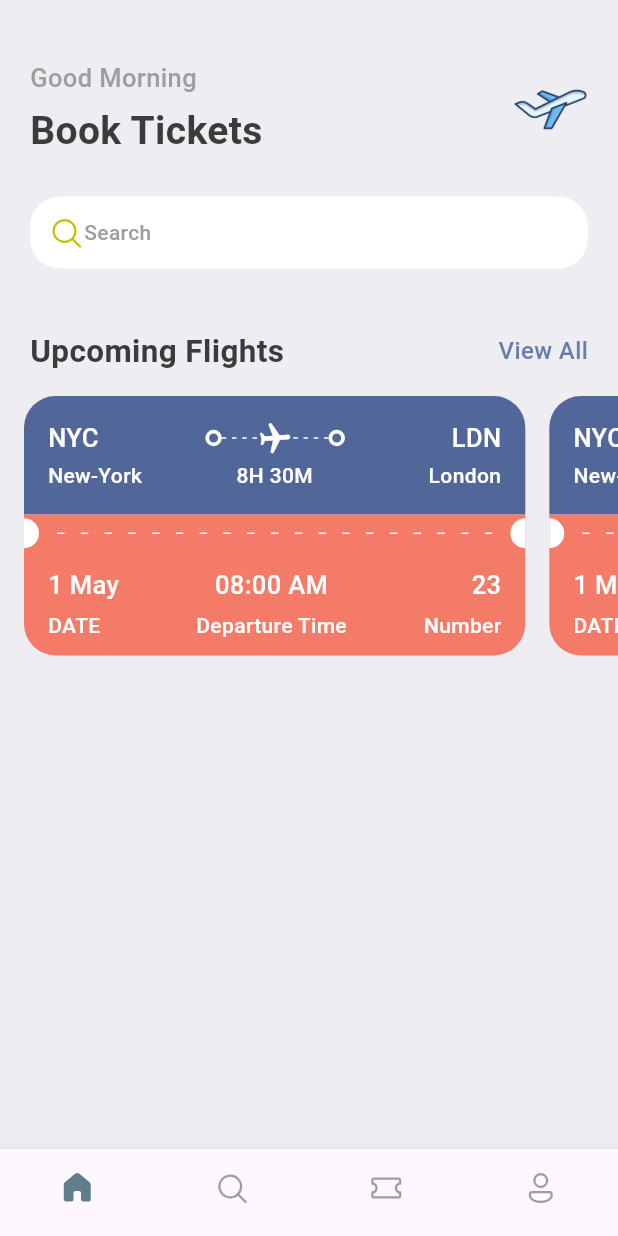
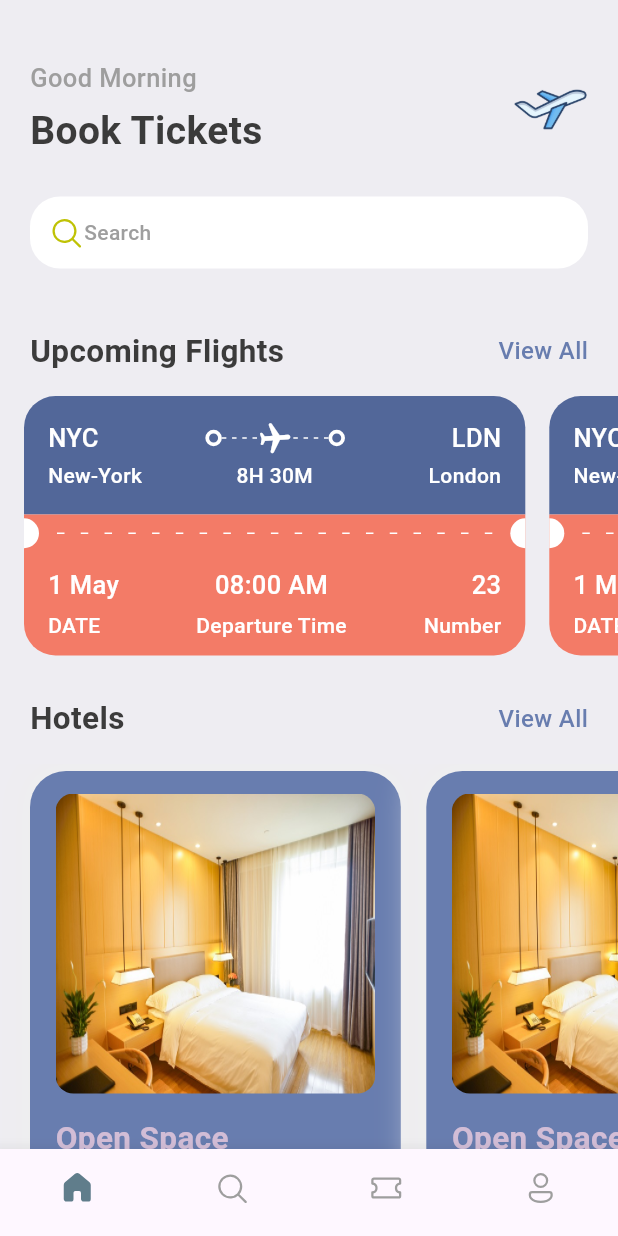
Before and after one commit to gsachdeva/TicketBookingProject, a Flutter app: the screen it shows after launch, on a phone screen of 412 x 824 dp. Run offline on Flutter 3.47's test engine with Material 3 defaults, Android fonts, the phone set to English and light mode, and no system bars; our stand-ins replace fluentui_icons, gap.

Commit message:
Add horizontal scroll layouts

```diff
--- a/lib/screens/home_screen.dart
+++ b/lib/screens/home_screen.dart
@@ -1,6 +1,7 @@
 import 'package:fluentui_icons/fluentui_icons.dart';
 import 'package:flutter/material.dart';
 import 'package:gap/gap.dart';
+import 'package:ticket_project/screens/hotel_screen.dart';
 import 'package:ticket_project/screens/ticket_view.dart';
 import 'package:ticket_project/utils/app_styles.dart';
 
@@ -90,7 +91,34 @@ class HomeScreen extends StatelessWidget {
                 TicketView(),
               ],
             ),
-          )
+          ),
+          Container(
+            padding: const EdgeInsets.symmetric(horizontal: 20),
+            child: Row(
+              mainAxisAlignment: MainAxisAlignment.spaceBetween,
+              children: [
+                Text("Hotels",style: Styles.headingStyle2,),
+                InkWell(
+                    onTap: () {
+                      print("You are tapped");
+                    },
+                    child: Text("View All",style: Styles.textStyle.copyWith(color: Styles.colorPrimary),)
+                )
+              ],
+            ),
+          ),
+          Gap(15),
+          const SingleChildScrollView(
+            scrollDirection: Axis.horizontal,
+            padding: const EdgeInsets.only(left: 20),
+            child:Row(
+              children: [
+                HotelScreen(),
+                HotelScreen(),
+                HotelScreen(),
+              ],
+            ),
+          ),
         ],
       ),
     );
--- /dev/null
+++ b/lib/screens/hotel_screen.dart
@@ -0,0 +1,59 @@
+import 'package:flutter/cupertino.dart';
+import 'package:flutter/material.dart';
+import 'package:gap/gap.dart';
+import 'package:ticket_project/utils/app_layout.dart';
+import 'package:ticket_project/utils/app_styles.dart';
+
+class HotelScreen extends StatelessWidget {
+  const HotelScreen({super.key});
+
+  @override
+  Widget build(BuildContext context) {
+    final size=AppLayout.getSize(context);
+    return Container(
+      width: size.width*0.6,
+      height: 350,
+      margin: EdgeInsets.only(right: 17,top: 5),
+      padding: EdgeInsets.symmetric(vertical: 15,horizontal: 17),
+      decoration: BoxDecoration(
+        color: Styles.colorPrimary,
+        borderRadius: BorderRadius.circular(24),
+        boxShadow:[
+          BoxShadow(
+            blurRadius: 20,
+            spreadRadius: 5,
+            color: Colors.grey.shade200,
+          )
+        ]
+      ),
+      child: Column(
+        crossAxisAlignment: CrossAxisAlignment.start,
+        children: [
+            Container(
+              height: 200,
+              decoration: BoxDecoration(
+                borderRadius: BorderRadius.circular(12),
+                color: Styles.colorPrimary,
+                image: const DecorationImage(
+                    fit:BoxFit.fill,
+                    image: AssetImage("assets/images/one.jpg")
+                ),
+              ),
+            ),
+            Gap(15),
+            Text("Open Space",
+            style: Styles.headingStyle2.copyWith(color: Styles.kakiColor),
+            ),
+            Gap(5),
+            Text("London",
+            style: Styles.headingStyle3.copyWith(color: Colors.white),
+            ),
+            Gap(8),
+            Text("\$40/Night",
+            style: Styles.headingStyle.copyWith(color: Styles.kakiColor),
+          ),
+        ],
+      ),
+    );
+  }
+}
--- a/lib/utils/app_styles.dart
+++ b/lib/utils/app_styles.dart
@@ -5,6 +5,7 @@ class Styles{
   static Color textColor=const Color(0xFF3b3b3b);
   static Color bgColor=const Color(0xFFeeedf2);
   static Color orangeColor=const Color(0xFFF37B67);
+  static Color kakiColor=const Color(0xFFd2bdd6);
   static TextStyle textStyle=TextStyle(fontSize: 16,fontWeight: FontWeight.w500,color: textColor);
   static TextStyle headingStyle=TextStyle(fontSize: 26,fontWeight: FontWeight.bold,color: textColor);
   static TextStyle headingStyle2=TextStyle(fontSize: 21,fontWeight: FontWeight.bold,color: textColor);
```
Also changed, not shown: assets/images/one.jpg (added).
